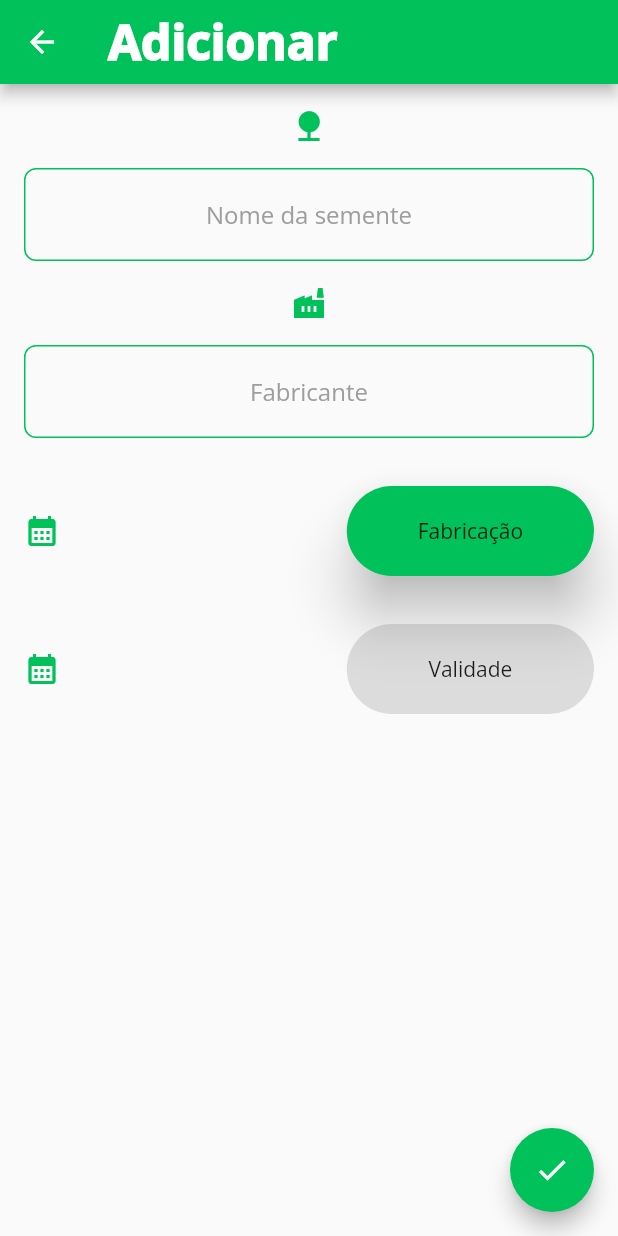
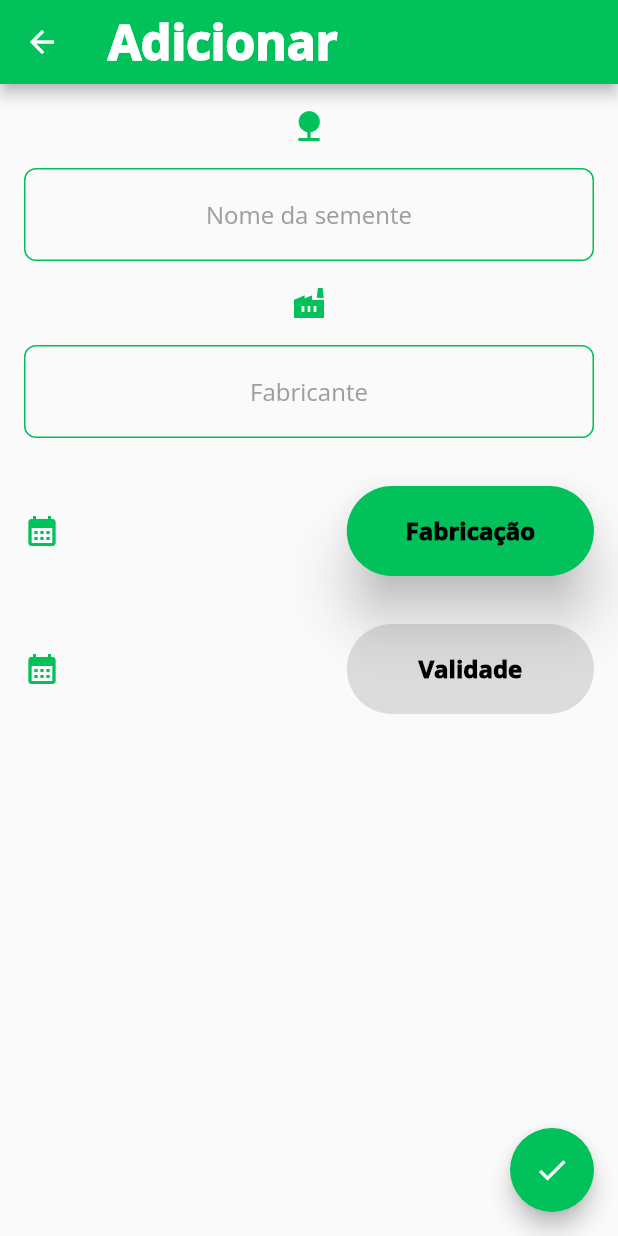
Before and after one commit to jhenriquedsilva/Seeder, a Flutter app: the AddNewSeedScreen screen opened by its route, on a phone screen of 412 x 824 dp. Run offline on Flutter 3.47's test engine with Material 2 defaults, Android fonts, the phone set to English and light mode, and no system bars; our stand-ins replace sqflite; accounts and stored records are empty.

Commit message:
refactor: replace by a specific style

```diff
--- a/lib/ui/widgets/custom_elevated_button.dart
+++ b/lib/ui/widgets/custom_elevated_button.dart
@@ -18,7 +18,11 @@ class CustomElevatedButton extends StatelessWidget {
     return ElevatedButton(
       child: Text(
         text,
-        style: Theme.of(context).textTheme.button,
+        style: const TextStyle(
+          color: Colors.black,
+          fontSize: 16,
+          fontWeight: FontWeight.w900,
+        ),
       ),
       onPressed: pressHandler != null
           ? () {
```
